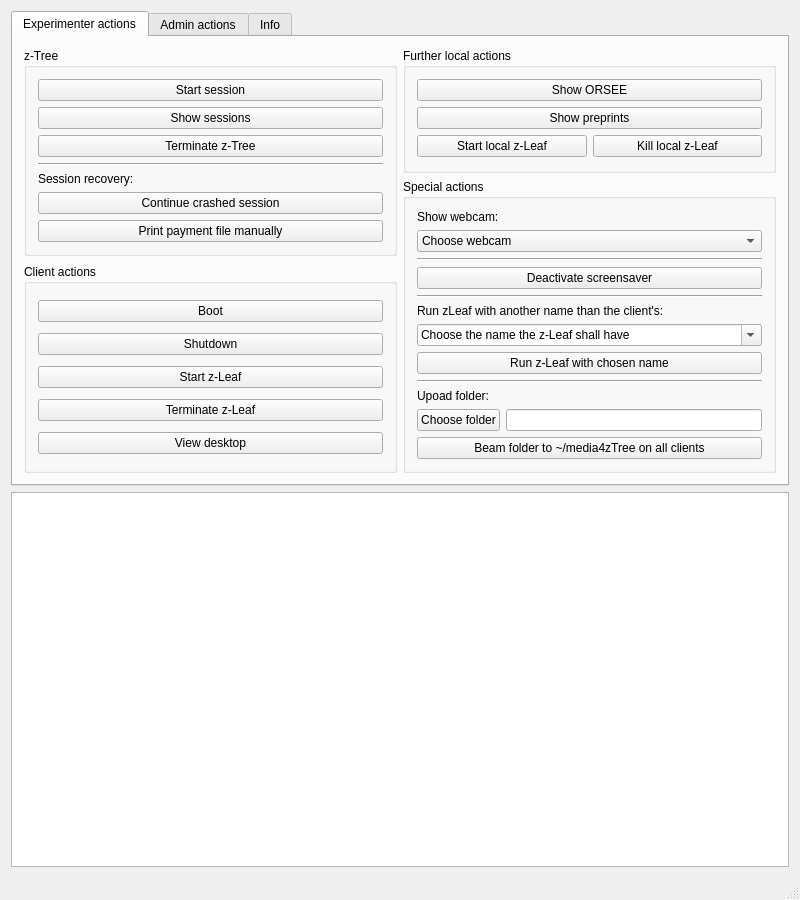
Before: the Qt Designer form src/mainwindow.ui in tobiaswee/Labcontrol, drawn with Qt 5.
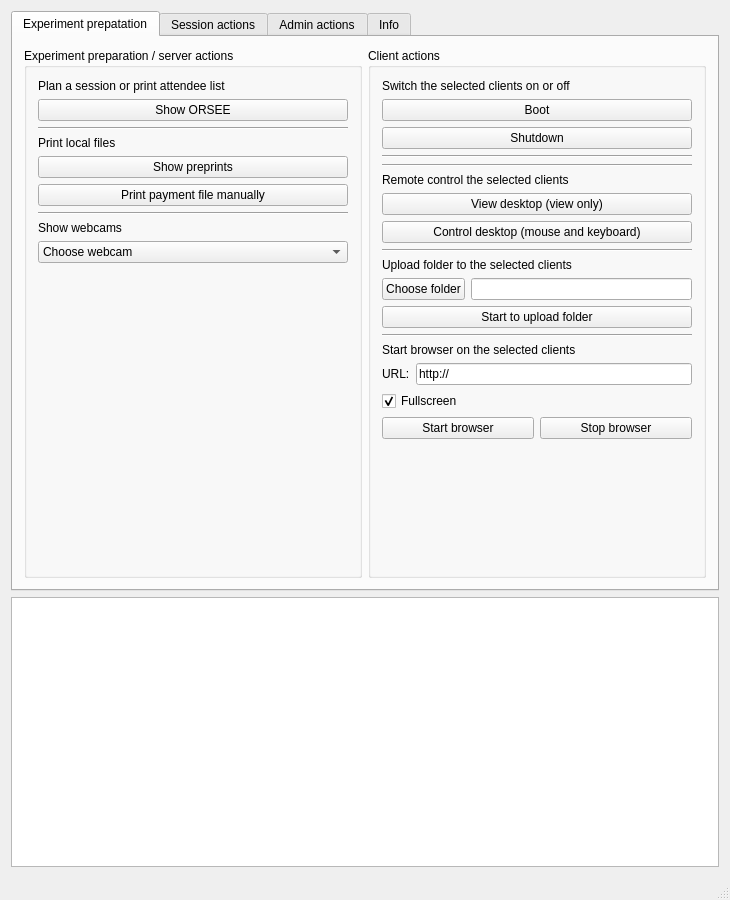
After: the same form once the commit is applied. Icons and pictures are not drawn.

Commit message: version 2.1.5 - merge from fork - most important change is the session starter tab (moved back from pop up)

```diff
--- a/src/mainwindow.ui
+++ b/src/mainwindow.ui
@@ -6,10 +6,16 @@
    <rect>
     <x>0</x>
     <y>0</y>
-    <width>800</width>
+    <width>730</width>
     <height>900</height>
    </rect>
   </property>
+  <property name="sizePolicy">
+   <sizepolicy hsizetype="Fixed" vsizetype="Fixed">
+    <horstretch>0</horstretch>
+    <verstretch>0</verstretch>
+   </sizepolicy>
+  </property>
   <property name="windowTitle">
    <string>Labcontrol</string>
   </property>
@@ -18,6 +24,15 @@
     <normaloff>../../../../../../usr/local/share/labcontrol/icons/icon.png</normaloff>../../../../../../usr/local/share/labcontrol/icons/icon.png</iconset>
   </property>
   <widget class="QWidget" name="centralWidget">
+   <property name="enabled">
+    <bool>true</bool>
+   </property>
+   <property name="sizePolicy">
+    <sizepolicy hsizetype="Expanding" vsizetype="Expanding">
+     <horstretch>0</horstretch>
+     <verstretch>0</verstretch>
+    </sizepolicy>
+   </property>
    <layout class="QVBoxLayout" name="verticalLayout_8">
     <item>
      <widget class="QTabWidget" name="TWExperimenterTab">
@@ -25,23 +40,56 @@
        <bool>true</bool>
       </property>
       <property name="sizePolicy">
-       <sizepolicy hsizetype="Expanding" vsizetype="Expanding">
+       <sizepolicy hsizetype="MinimumExpanding" vsizetype="MinimumExpanding">
         <horstretch>0</horstretch>
         <verstretch>0</verstretch>
        </sizepolicy>
       </property>
+      <property name="minimumSize">
+       <size>
+        <width>640</width>
+        <height>580</height>
+       </size>
+      </property>
+      <property name="baseSize">
+       <size>
+        <width>0</width>
+        <height>0</height>
+       </size>
+      </property>
+      <property name="font">
+       <font>
+        <underline>false</underline>
+        <kerning>true</kerning>
+       </font>
+      </property>
       <property name="currentIndex">
        <number>0</number>
       </property>
+      <property name="usesScrollButtons">
+       <bool>true</bool>
+      </property>
+      <property name="tabBarAutoHide">
+       <bool>false</bool>
+      </property>
       <widget class="QWidget" name="TExperimenterActions">
+       <property name="enabled">
+        <bool>true</bool>
+       </property>
+       <property name="sizePolicy">
+        <sizepolicy hsizetype="MinimumExpanding" vsizetype="MinimumExpanding">
+         <horstretch>0</horstretch>
+         <verstretch>0</verstretch>
+        </sizepolicy>
+       </property>
        <attribute name="title">
-        <string>Experimenter actions</string>
+        <string>Experiment prepatation</string>
        </attribute>
        <layout class="QHBoxLayout" name="HLExperimenterTab" stretch="1,1">
         <item>
          <layout class="QVBoxLayout" name="VLzTreeClientActions">
-          <item alignment="Qt::AlignTop">
-           <widget class="QGroupBox" name="GBzTree">
+          <item>
+           <widget class="QGroupBox" name="GBLocalActions">
             <property name="sizePolicy">
              <sizepolicy hsizetype="Preferred" vsizetype="Preferred">
               <horstretch>0</horstretch>
@@ -49,60 +97,41 @@
              </sizepolicy>
             </property>
             <property name="title">
-             <string>z-Tree</string>
+             <string>Experiment preparation / server actions</string>
             </property>
-            <property name="flat">
-             <bool>false</bool>
-            </property>
-            <layout class="QVBoxLayout" name="verticalLayout_4" stretch="0,0,0,0,0,0,0">
+            <layout class="QVBoxLayout" name="verticalLayout_3">
              <item>
-              <widget class="QPushButton" name="PBStartSession">
-               <property name="toolTip">
-                <string>Start a new session. A new window will be opened to enter all required parameters.</string>
-               </property>
+              <widget class="QLabel" name="L_PlanSession">
                <property name="text">
-                <string>Start session</string>
+                <string>Plan a session or print attendee list</string>
                </property>
               </widget>
              </item>
              <item>
-              <widget class="QPushButton" name="PBShowSessions">
-               <property name="enabled">
-                <bool>true</bool>
-               </property>
+              <widget class="QPushButton" name="PBShowORSEE">
                <property name="text">
-                <string>Show sessions</string>
+                <string>Show ORSEE</string>
                </property>
               </widget>
              </item>
              <item>
-              <widget class="QPushButton" name="PBKillzTree">
-               <property name="toolTip">
-                <string>Kill all local z-Tree instances</string>
-               </property>
-               <property name="text">
-                <string>Terminate z-Tree</string>
-               </property>
-              </widget>
-             </item>
-             <item>
-              <widget class="Line" name="line_4">
+              <widget class="Line" name="line_ORSEE">
                <property name="orientation">
                 <enum>Qt::Horizontal</enum>
                </property>
               </widget>
              </item>
              <item>
-              <widget class="QLabel" name="label">
+              <widget class="QLabel" name="L_PrintLocalFiles">
                <property name="text">
-                <string>Session recovery:</string>
+                <string>Print local files</string>
                </property>
               </widget>
              </item>
              <item>
-              <widget class="QPushButton" name="PBrestartCrashedSession">
+              <widget class="QPushButton" name="PBShowPreprints">
                <property name="text">
-                <string>Continue crashed session</string>
+                <string>Show preprints</string>
                </property>
               </widget>
              </item>
@@ -116,15 +145,74 @@
                </property>
               </widget>
              </item>
+             <item>
+              <widget class="Line" name="line_otherNameZLeaf">
+               <property name="orientation">
+                <enum>Qt::Horizontal</enum>
+               </property>
+              </widget>
+             </item>
+             <item>
+              <widget class="QLabel" name="L_WebcamChooser">
+               <property name="text">
+                <string>Show webcams</string>
+               </property>
+              </widget>
+             </item>
+             <item>
+              <widget class="QComboBox" name="CBWebcamChooser">
+               <item>
+                <property name="text">
+                 <string>Choose webcam</string>
+                </property>
+               </item>
+              </widget>
+             </item>
+             <item>
+              <spacer name="verticalSpacer_ServerActions">
+               <property name="orientation">
+                <enum>Qt::Vertical</enum>
+               </property>
+               <property name="sizeHint" stdset="0">
+                <size>
+                 <width>20</width>
+                 <height>40</height>
+                </size>
+               </property>
+              </spacer>
+             </item>
             </layout>
            </widget>
           </item>
+         </layout>
+        </item>
+        <item>
+         <layout class="QVBoxLayout" name="VLFurtherSpecialActions">
+          <property name="spacing">
+           <number>6</number>
+          </property>
           <item>
            <widget class="QGroupBox" name="GBClientActions">
+            <property name="enabled">
+             <bool>true</bool>
+            </property>
+            <property name="sizePolicy">
+             <sizepolicy hsizetype="Preferred" vsizetype="Preferred">
+              <horstretch>0</horstretch>
+              <verstretch>0</verstretch>
+             </sizepolicy>
+            </property>
             <property name="title">
              <string>Client actions</string>
             </property>
-            <layout class="QVBoxLayout" name="verticalLayout">
+            <layout class="QVBoxLayout" name="verticalLayout_5">
+             <item>
+              <widget class="QLabel" name="L_ClientBootShutdown">
+               <property name="text">
+                <string>Switch the selected clients on or off</string>
+               </property>
+              </widget>
+             </item>
              <item>
               <widget class="QPushButton" name="PBBoot">
                <property name="toolTip">
@@ -146,134 +234,515 @@
               </widget>
              </item>
              <item>
+              <widget class="Line" name="line_bootActions">
+               <property name="orientation">
+                <enum>Qt::Horizontal</enum>
+               </property>
+              </widget>
+             </item>
+             <item>
+              <widget class="Line" name="line_zLeafActions">
+               <property name="orientation">
+                <enum>Qt::Horizontal</enum>
+               </property>
+              </widget>
+             </item>
+             <item>
+              <widget class="QLabel" name="L_VNC">
+               <property name="text">
+                <string>Remote control the selected clients</string>
+               </property>
+              </widget>
+             </item>
+             <item>
+              <widget class="QPushButton" name="PBViewDesktopViewOnly">
+               <property name="toolTip">
+                <string>Shows the desktop of the selected clients.</string>
+               </property>
+               <property name="text">
+                <string>View desktop (view only)</string>
+               </property>
+              </widget>
+             </item>
+             <item>
+              <widget class="QPushButton" name="PBViewDesktopFullControl">
+               <property name="text">
+                <string>Control desktop (mouse and keyboard)</string>
+               </property>
+              </widget>
+             </item>
+             <item>
+              <widget class="Line" name="line_viewDesktop">
+               <property name="orientation">
+                <enum>Qt::Horizontal</enum>
+               </property>
+              </widget>
+             </item>
+             <item>
+              <layout class="QHBoxLayout" name="HLFileChooser">
+               <item>
+                <layout class="QVBoxLayout" name="VLUploadFolder">
+                 <item>
+                  <widget class="QLabel" name="LUploadFolder">
+                   <property name="text">
+                    <string>Upload folder to the selected clients</string>
+                   </property>
+                   <property name="alignment">
+                    <set>Qt::AlignBottom|Qt::AlignLeading|Qt::AlignLeft</set>
+                   </property>
+                  </widget>
+                 </item>
+                 <item>
+                  <layout class="QHBoxLayout" name="HLUploadFolder">
+                   <item>
+                    <widget class="QPushButton" name="PBChooseFile">
+                     <property name="text">
+                      <string>Choose folder</string>
+                     </property>
+                    </widget>
+                   </item>
+                   <item>
+                    <widget class="QLineEdit" name="LEFilePath">
+                     <property name="readOnly">
+                      <bool>true</bool>
+                     </property>
+                    </widget>
+                   </item>
+                  </layout>
+                 </item>
+                 <item>
+                  <widget class="QPushButton" name="PBBeamFile">
+                   <property name="text">
+                    <string>Start to upload folder</string>
+                   </property>
+                  </widget>
+                 </item>
+                </layout>
+               </item>
+              </layout>
+             </item>
+             <item>
+              <widget class="Line" name="line_uploadFolder">
+               <property name="orientation">
+                <enum>Qt::Horizontal</enum>
+               </property>
+              </widget>
+             </item>
+             <item>
+              <widget class="QLabel" name="L_BrowserActions">
+               <property name="text">
+                <string>Start browser on the selected clients</string>
+               </property>
+              </widget>
+             </item>
+             <item>
+              <layout class="QHBoxLayout" name="HLURL">
+               <item>
+                <widget class="QLabel" name="L_URL">
+                 <property name="text">
+                  <string>URL:</string>
+                 </property>
+                </widget>
+               </item>
+               <item>
+                <widget class="QLineEdit" name="LEURL">
+                 <property name="text">
+                  <string>http://</string>
+                 </property>
+                </widget>
+               </item>
+              </layout>
+             </item>
+             <item>
+              <widget class="QCheckBox" name="CBFullscreen">
+               <property name="text">
+                <string>Fullscreen</string>
+               </property>
+               <property name="checked">
+                <bool>true</bool>
+               </property>
+              </widget>
+             </item>
+             <item>
+              <layout class="QHBoxLayout" name="HLbrowserActions">
+               <item>
+                <widget class="QPushButton" name="PBstartBrowser">
+                 <property name="text">
+                  <string>Start browser</string>
+                 </property>
+                </widget>
+               </item>
+               <item>
+                <widget class="QPushButton" name="PBstopBrowser">
+                 <property name="text">
+                  <string>Stop browser</string>
+                 </property>
+                </widget>
+               </item>
+              </layout>
+             </item>
+             <item>
+              <spacer name="verticalSpacer_ClientActions">
+               <property name="orientation">
+                <enum>Qt::Vertical</enum>
+               </property>
+               <property name="sizeHint" stdset="0">
+                <size>
+                 <width>20</width>
+                 <height>40</height>
+                </size>
+               </property>
+              </spacer>
+             </item>
+            </layout>
+           </widget>
+          </item>
+         </layout>
+        </item>
+       </layout>
+      </widget>
+      <widget class="QWidget" name="TSessionStart">
+       <property name="enabled">
+        <bool>true</bool>
+       </property>
+       <property name="minimumSize">
+        <size>
+         <width>0</width>
+         <height>439</height>
+        </size>
+       </property>
+       <attribute name="title">
+        <string>Session actions</string>
+       </attribute>
+       <widget class="QWidget" name="verticalLayoutWidget">
+        <property name="geometry">
+         <rect>
+          <x>10</x>
+          <y>10</y>
+          <width>691</width>
+          <height>71</height>
+         </rect>
+        </property>
+        <layout class="QVBoxLayout" name="VLcleanupRecoverLastSession">
+         <item>
+          <widget class="QLabel" name="L_cleanupRecoverLastSession">
+           <property name="font">
+            <font>
+             <weight>50</weight>
+             <bold>false</bold>
+            </font>
+           </property>
+           <property name="text">
+            <string>Cleanup / recover last session</string>
+           </property>
+          </widget>
+         </item>
+         <item>
+          <layout class="QHBoxLayout" name="HLcleanupRecoverLastSession">
+           <item>
+            <widget class="QPushButton" name="PBStopZtree">
+             <property name="text">
+              <string>Stop z-Tree</string>
+             </property>
+            </widget>
+           </item>
+           <item>
+            <widget class="QPushButton" name="PBKillzLeaf">
+             <property name="toolTip">
+              <string>Stops zLeaf on all selected clients</string>
+             </property>
+             <property name="text">
+              <string>Stop z-Leaf on selected clients</string>
+             </property>
+            </widget>
+           </item>
+           <item>
+            <widget class="Line" name="line">
+             <property name="orientation">
+              <enum>Qt::Vertical</enum>
+             </property>
+            </widget>
+           </item>
+           <item>
+            <widget class="QPushButton" name="PBRecoverCrashedSession">
+             <property name="text">
+              <string>Recover crashed session</string>
+             </property>
+            </widget>
+           </item>
+          </layout>
+         </item>
+         <item>
+          <widget class="Line" name="line_cleanupRecoverLastSession">
+           <property name="orientation">
+            <enum>Qt::Horizontal</enum>
+           </property>
+          </widget>
+         </item>
+        </layout>
+       </widget>
+       <widget class="QWidget" name="verticalLayoutWidget_3">
+        <property name="geometry">
+         <rect>
+          <x>10</x>
+          <y>88</y>
+          <width>691</width>
+          <height>468</height>
+         </rect>
+        </property>
+        <layout class="QVBoxLayout" name="VLNewSession">
+         <property name="sizeConstraint">
+          <enum>QLayout::SetDefaultConstraint</enum>
+         </property>
+         <item>
+          <widget class="QLabel" name="LNewSession">
+           <property name="text">
+            <string>New Session</string>
+           </property>
+          </widget>
+         </item>
+         <item>
+          <layout class="QHBoxLayout" name="HLNewSession">
+           <item>
+            <layout class="QVBoxLayout" name="VLZtree">
+             <property name="leftMargin">
+              <number>9</number>
+             </property>
+             <property name="topMargin">
+              <number>9</number>
+             </property>
+             <property name="rightMargin">
+              <number>9</number>
+             </property>
+             <property name="bottomMargin">
+              <number>9</number>
+             </property>
+             <item>
+              <widget class="QLabel" name="LZTreeVersion">
+               <property name="text">
+                <string>z-Tree version</string>
+               </property>
+              </widget>
+             </item>
+             <item>
+              <widget class="QComboBox" name="CBzTreeVersion"/>
+             </item>
+             <item>
+              <widget class="QLabel" name="LDataTargetPath">
+               <property name="text">
+                <string>Data target path (No whitespaces allowed)</string>
+               </property>
+              </widget>
+             </item>
+             <item>
+              <widget class="QComboBox" name="CBDataTargetPath"/>
+             </item>
+             <item>
+              <layout class="QVBoxLayout" name="VLZtreeOptions">
+               <property name="topMargin">
+                <number>0</number>
+               </property>
+               <item>
+                <layout class="QHBoxLayout" name="HLPortSelect">
+                 <item>
+                  <widget class="QLabel" name="LPort">
+                   <property name="text">
+                    <string>Port:</string>
+                   </property>
+                  </widget>
+                 </item>
+                 <item>
+                  <widget class="QSpinBox" name="SBPort">
+                   <property name="minimum">
+                    <number>7000</number>
+                   </property>
+                   <property name="maximum">
+                    <number>10000</number>
+                   </property>
+                  </widget>
+                 </item>
+                </layout>
+               </item>
+              </layout>
+             </item>
+             <item>
+              <widget class="Line" name="line_Ztree">
+               <property name="orientation">
+                <enum>Qt::Horizontal</enum>
+               </property>
+              </widget>
+             </item>
+             <item>
+              <widget class="QLabel" name="LTemplateForReceipts">
+               <property name="text">
+                <string>Template for receipts</string>
+               </property>
+              </widget>
+             </item>
+             <item>
+              <widget class="QComboBox" name="CBReceiptsHeader"/>
+             </item>
+             <item>
+              <widget class="QCheckBox" name="ChBPrintAnonymousReceipts">
+               <property name="text">
+                <string>Print anonymous receipts</string>
+               </property>
+              </widget>
+             </item>
+             <item>
+              <widget class="QLabel" name="LReplaceParticipantNames">
+               <property name="enabled">
+                <bool>false</bool>
+               </property>
+               <property name="text">
+                <string>Replace participant names with:</string>
+               </property>
+              </widget>
+             </item>
+             <item>
+              <widget class="QComboBox" name="CBReplaceParticipantNames">
+               <property name="enabled">
+                <bool>false</bool>
+               </property>
+               <property name="editable">
+                <bool>true</bool>
+               </property>
+               <item>
+                <property name="text">
+                 <string>\hspace{5cm}</string>
+                </property>
+               </item>
+               <item>
+                <property name="text">
+                 <string>anonym</string>
+                </property>
+               </item>
+               <item>
+                <property name="text">
+                 <string>anonymous</string>
+                </property>
+               </item>
+               <item>
+                <property name="text">
+                 <string>nicht ausfüllen</string>
+                </property>
+               </item>
+              </widget>
+             </item>
+             <item>
+              <widget class="QCheckBox" name="ChBReceiptsForLocalClients">
+               <property name="text">
+                <string>Print receipt for local client</string>
+               </property>
+               <property name="checked">
+                <bool>false</bool>
+               </property>
+              </widget>
+             </item>
+             <item>
+              <widget class="Line" name="line_Receipts">
+               <property name="orientation">
+                <enum>Qt::Horizontal</enum>
+               </property>
+              </widget>
+             </item>
+             <item>
+              <widget class="QCheckBox" name="ChBRamDisk">
+               <property name="enabled">
+                <bool>true</bool>
+               </property>
+               <property name="text">
+                <string>Use ramdisk for gamesafe file</string>
+               </property>
+              </widget>
+             </item>
+             <item>
+              <widget class="QCheckBox" name="ChBSessionWithoutAttachedClients">
+               <property name="text">
+                <string>Allow session without attached clients</string>
+               </property>
+              </widget>
+             </item>
+             <item>
+              <widget class="QCheckBox" name="ChBautoStartClientZleaf">
+               <property name="text">
+                <string>Start z-Leaf on clients with default parameters</string>
+               </property>
+               <property name="checked">
+                <bool>true</bool>
+               </property>
+              </widget>
+             </item>
+             <item>
+              <widget class="QPushButton" name="PBStartSession">
+               <property name="text">
+                <string>Start session</string>
+               </property>
+              </widget>
+             </item>
+             <item>
+              <spacer name="VSpacerZtree">
+               <property name="orientation">
+                <enum>Qt::Vertical</enum>
+               </property>
+               <property name="sizeHint" stdset="0">
+                <size>
+                 <width>20</width>
+                 <height>40</height>
+                </size>
+               </property>
+              </spacer>
+             </item>
+            </layout>
+           </item>
+           <item>
+            <layout class="QVBoxLayout" name="VLZleave">
+             <item>
+              <widget class="QLabel" name="L_Zleaves">
+               <property name="text">
+                <string>z-Leaves</string>
+               </property>
+               <property name="margin">
+                <number>4</number>
+               </property>
+              </widget>
+             </item>
+             <item>
+              <widget class="QLabel" name="LzLeafCommandline">
+               <property name="text">
+                <string>command line to be executed</string>
+               </property>
+              </widget>
+             </item>
+             <item>
+              <widget class="QLineEdit" name="LEzLeafCommandline">
+               <property name="sizePolicy">
+                <sizepolicy hsizetype="Preferred" vsizetype="Fixed">
+                 <horstretch>0</horstretch>
+                 <verstretch>0</verstretch>
+                </sizepolicy>
+               </property>
+              </widget>
+             </item>
+             <item>
               <widget class="QPushButton" name="PBStartzLeaf">
                <property name="toolTip">
                 <string>Starts zLeaf on the selected clients with the port given in the 'zTree' groupbox.</string>
                </property>
                <property name="text">
-                <string>Start z-Leaf</string>
+                <string>Start z-Leaf on selected clients</string>
                </property>
               </widget>
              </item>
              <item>
-              <widget class="QPushButton" name="PBKillzLeaf">
-               <property name="toolTip">
-                <string>Kills zLeaf on all selected clients.</string>
-               </property>
-               <property name="text">
-                <string>Terminate z-Leaf</string>
-               </property>
-              </widget>
-             </item>
-             <item>
-              <widget class="QPushButton" name="PBViewDesktop">
-               <property name="toolTip">
-                <string>Shows the desktop of the selected clients.</string>
-               </property>
-               <property name="text">
-                <string>View desktop</string>
-               </property>
-              </widget>
-             </item>
-            </layout>
-           </widget>
-          </item>
-         </layout>
-        </item>
-        <item>
-         <layout class="QVBoxLayout" name="VLFurtherSpecialActions">
-          <property name="spacing">
-           <number>6</number>
-          </property>
-          <item>
-           <widget class="QGroupBox" name="GBFurtherLocalActions">
-            <property name="title">
-             <string>Further local actions</string>
-            </property>
-            <layout class="QVBoxLayout" name="verticalLayout_3">
-             <item>
-              <widget class="QPushButton" name="PBShowORSEE">
-               <property name="text">
-                <string>Show ORSEE</string>
-               </property>
-              </widget>
-             </item>
-             <item>
-              <widget class="QPushButton" name="PBShowPreprints">
-               <property name="text">
-                <string>Show preprints</string>
-               </property>
-              </widget>
-             </item>
-             <item>
-              <layout class="QHBoxLayout" name="HLLocalzLeaf">
-               <item>
-                <widget class="QPushButton" name="PBStartLocalzLeaf">
-                 <property name="text">
-                  <string>Start local z-Leaf</string>
-                 </property>
-                </widget>
-               </item>
-               <item>
-                <widget class="QPushButton" name="PBKillLocalzLeaf">
-                 <property name="text">
-                  <string>Kill local z-Leaf</string>
-                 </property>
-                </widget>
-               </item>
-              </layout>
-             </item>
-            </layout>
-           </widget>
-          </item>
-          <item>
-           <widget class="QGroupBox" name="GBSpecialActions">
-            <property name="title">
-             <string>Special actions</string>
-            </property>
-            <layout class="QVBoxLayout" name="verticalLayout_5">
-             <item>
-              <widget class="QLabel" name="LWebcamChooser">
-               <property name="text">
-                <string>Show webcam:</string>
-               </property>
-              </widget>
-             </item>
-             <item>
-              <widget class="QComboBox" name="CBWebcamChooser">
-               <item>
-                <property name="text">
-                 <string>Choose webcam</string>
-                </property>
-               </item>
-              </widget>
-             </item>
-             <item>
-              <widget class="Line" name="line">
+              <widget class="Line" name="line_StartZleaves">
                <property name="orientation">
                 <enum>Qt::Horizontal</enum>
                </property>
               </widget>
              </item>
              <item>
-              <widget class="QPushButton" name="PBDeactivateScreensaver">
-               <property name="toolTip">
-                <string>Deactivates the screensavers on the selected clients.</string>
-               </property>
-               <property name="text">
-                <string>Deactivate screensaver</string>
-               </property>
-              </widget>
-             </item>
-             <item>
-              <widget class="Line" name="line_2">
-               <property name="orientation">
-                <enum>Qt::Horizontal</enum>
-               </property>
-              </widget>
-             </item>
-             <item>
-              <widget class="QLabel" name="LFakeName">
+              <widget class="QLabel" name="L_FakeName">
                <property name="enabled">
                 <bool>true</bool>
                </property>
@@ -284,7 +753,7 @@
                 </size>
                </property>
                <property name="text">
-                <string>&lt;html&gt;&lt;head/&gt;&lt;body&gt;&lt;p&gt;Run zLeaf with another name than the client's:&lt;/p&gt;&lt;/body&gt;&lt;/html&gt;</string>
+                <string>&lt;html&gt;&lt;head/&gt;&lt;body&gt;&lt;p&gt;Run zLeaf with another name&lt;br/&gt;(select a single client):&lt;/p&gt;&lt;/body&gt;&lt;/html&gt;</string>
                </property>
                <property name="textFormat">
                 <enum>Qt::RichText</enum>
@@ -302,9 +771,12 @@
                <property name="editable">
                 <bool>true</bool>
                </property>
+               <property name="currentText">
+                <string>Choose the name z-Leaf shall have</string>
+               </property>
                <item>
                 <property name="text">
-                 <string>Choose the name the z-Leaf shall have</string>
+                 <string>Choose the name z-Leaf shall have</string>
                 </property>
                </item>
               </widget>
@@ -317,54 +789,43 @@
               </widget>
              </item>
              <item>
-              <widget class="Line" name="line_3">
+              <widget class="Line" name="line_RunWithOtherName">
                <property name="orientation">
                 <enum>Qt::Horizontal</enum>
                </property>
               </widget>
              </item>
              <item>
-              <widget class="QLabel" name="LUploadFolder">
+              <widget class="QLabel" name="L_LocalZleaf">
                <property name="text">
-                <string>Upoad folder:</string>
+                <string>Local zLeaf</string>
                </property>
               </widget>
              </item>
              <item>
-              <layout class="QVBoxLayout" name="VLFileBeamer">
+              <layout class="QHBoxLayout" name="HLLocalzLeaf">
                <item>
-                <layout class="QHBoxLayout" name="HLFileChooser">
-                 <item>
-                  <widget class="QPushButton" name="PBChooseFile">
-                   <property name="text">
-                    <string>Choose folder</string>
-                   </property>
-                  </widget>
-                 </item>
-                 <item>
-                  <widget class="QLineEdit" name="LEFilePath">
-                   <property name="readOnly">
-                    <bool>true</bool>
-                   </property>
-                  </widget>
-                 </item>
-                </layout>
+                <widget class="QPushButton" name="PBStartLocalzLeaf">
+                 <property name="text">
+                  <string>Start local z-Leaf</string>
+                 </property>
+                </widget>
                </item>
                <item>
-                <widget class="QPushButton" name="PBBeamFile">
+                <widget class="QPushButton" name="PBKillLocalzLeaf">
                  <property name="text">
-                  <string>Beam folder to ~/media4zTree on all clients</string>
+                  <string>Stop local z-Leaf</string>
                  </property>
                 </widget>
                </item>
               </layout>
              </item>
             </layout>
-           </widget>
-          </item>
-         </layout>
-        </item>
-       </layout>
+           </item>
+          </layout>
+         </item>
+        </layout>
+       </widget>
       </widget>
       <widget class="QWidget" name="TAdminActions">
        <property name="enabled">
@@ -507,15 +968,77 @@
     </item>
     <item>
      <widget class="QTableView" name="TVClients">
+      <property name="enabled">
+       <bool>true</bool>
+      </property>
+      <property name="sizePolicy">
+       <sizepolicy hsizetype="Expanding" vsizetype="Expanding">
+        <horstretch>0</horstretch>
+        <verstretch>0</verstretch>
+       </sizepolicy>
+      </property>
       <property name="minimumSize">
        <size>
         <width>0</width>
         <height>256</height>
        </size>
       </property>
+      <property name="font">
+       <font>
+        <pointsize>8</pointsize>
+       </font>
+      </property>
+      <property name="acceptDrops">
+       <bool>false</bool>
+      </property>
+      <property name="layoutDirection">
+       <enum>Qt::LeftToRight</enum>
+      </property>
+      <property name="verticalScrollBarPolicy">
+       <enum>Qt::ScrollBarAlwaysOff</enum>
+      </property>
+      <property name="horizontalScrollBarPolicy">
+       <enum>Qt::ScrollBarAlwaysOff</enum>
+      </property>
+      <property name="sizeAdjustPolicy">
+       <enum>QAbstractScrollArea::AdjustToContents</enum>
+      </property>
+      <property name="autoScroll">
+       <bool>false</bool>
+      </property>
       <property name="showGrid">
+       <bool>true</bool>
+      </property>
+      <property name="cornerButtonEnabled">
        <bool>false</bool>
       </property>
+      <attribute name="horizontalHeaderVisible">
+       <bool>false</bool>
+      </attribute>
+      <attribute name="horizontalHeaderCascadingSectionResizes">
+       <bool>true</bool>
+      </attribute>
+      <attribute name="horizontalHeaderDefaultSectionSize">
+       <number>115</number>
+      </attribute>
+      <attribute name="horizontalHeaderMinimumSectionSize">
+       <number>30</number>
+      </attribute>
+      <attribute name="horizontalHeaderStretchLastSection">
+       <bool>false</bool>
+      </attribute>
+      <attribute name="verticalHeaderVisible">
+       <bool>false</bool>
+      </attribute>
+      <attribute name="verticalHeaderDefaultSectionSize">
+       <number>35</number>
+      </attribute>
+      <attribute name="verticalHeaderMinimumSectionSize">
+       <number>25</number>
+      </attribute>
+      <attribute name="verticalHeaderStretchLastSection">
+       <bool>false</bool>
+      </attribute>
      </widget>
     </item>
    </layout>
```
Left out of the diff: 21 changed lines with no effect on the pictures. The commit also changes 23 other files.
